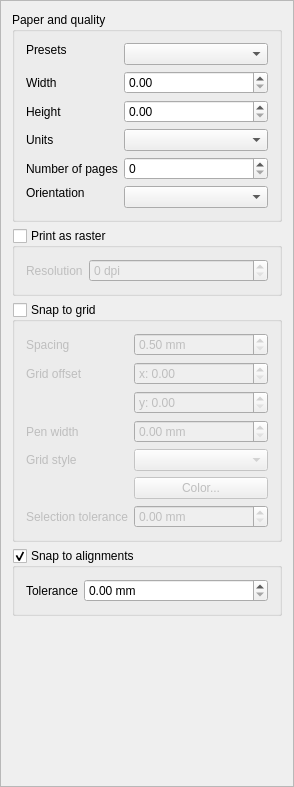
Before: the Qt Designer form src/ui/qgscompositionwidgetbase.ui in qgis/QGIS, drawn with Qt 5.
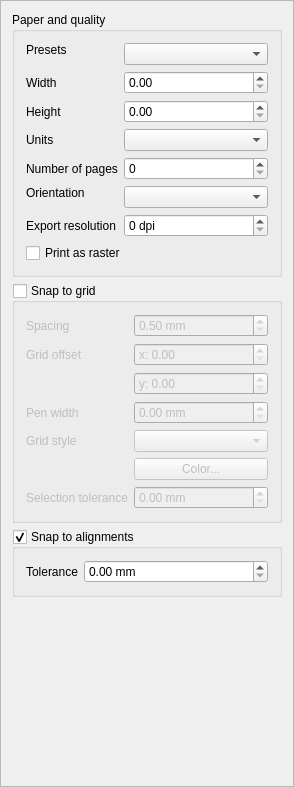
After: the same form once the commit is applied. Custom widgets are drawn as their Qt base class.

Commit message: Fix #7973 Move print as raster and resolution spin box to "paper and quality" group box, don't disable resolution spin box when print as raster is unchecked.

What changed in the file:
```diff
--- a/src/ui/qgscompositionwidgetbase.ui
+++ b/src/ui/qgscompositionwidgetbase.ui
@@ -223,41 +223,7 @@
             </property>
            </widget>
           </item>
-         </layout>
-        </widget>
-       </item>
-       <item>
-        <widget class="QgsCollapsibleGroupBoxBasic" name="mPrintAsRasterGroupCheckBox">
-         <property name="title">
-          <string>Print as raster</string>
-         </property>
-         <property name="checkable">
-          <bool>true</bool>
-         </property>
-         <property name="checked">
-          <bool>false</bool>
-         </property>
-         <property name="syncGroup" stdset="0">
-          <string notr="true">composeritem</string>
-         </property>
-         <property name="collapsed" stdset="0">
-          <bool>false</bool>
-         </property>
-         <layout class="QFormLayout" name="formLayout_4">
-          <property name="fieldGrowthPolicy">
-           <enum>QFormLayout::AllNonFixedFieldsGrow</enum>
-          </property>
-          <property name="labelAlignment">
-           <set>Qt::AlignLeading|Qt::AlignLeft|Qt::AlignVCenter</set>
-          </property>
-          <item row="0" column="0">
-           <widget class="QLabel" name="label_9">
-            <property name="text">
-             <string>Resolution</string>
-            </property>
-           </widget>
-          </item>
-          <item row="0" column="1">
+          <item row="6" column="1">
            <widget class="QSpinBox" name="mResolutionSpinBox">
             <property name="suffix">
              <string> dpi</string>
@@ -270,6 +236,26 @@
             </property>
            </widget>
           </item>
+          <item row="6" column="0">
+           <widget class="QLabel" name="label_9">
+            <property name="text">
+             <string>Export resolution</string>
+            </property>
+           </widget>
+          </item>
+          <item row="7" column="0" colspan="2">
+           <widget class="QCheckBox" name="mPrintAsRasterCheckBox">
+            <property name="text">
+             <string>Print as raster</string>
+            </property>
+            <property name="checkable">
+             <bool>true</bool>
+            </property>
+            <property name="checked">
+             <bool>false</bool>
+            </property>
+           </widget>
+          </item>
          </layout>
         </widget>
        </item>
```
The commit also changes 2 other files.
